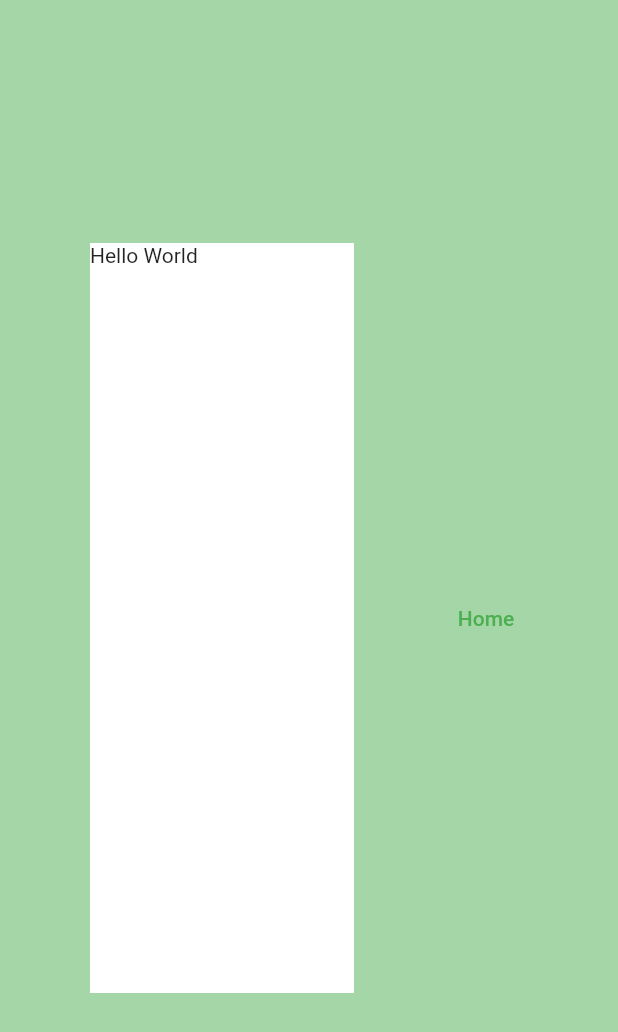
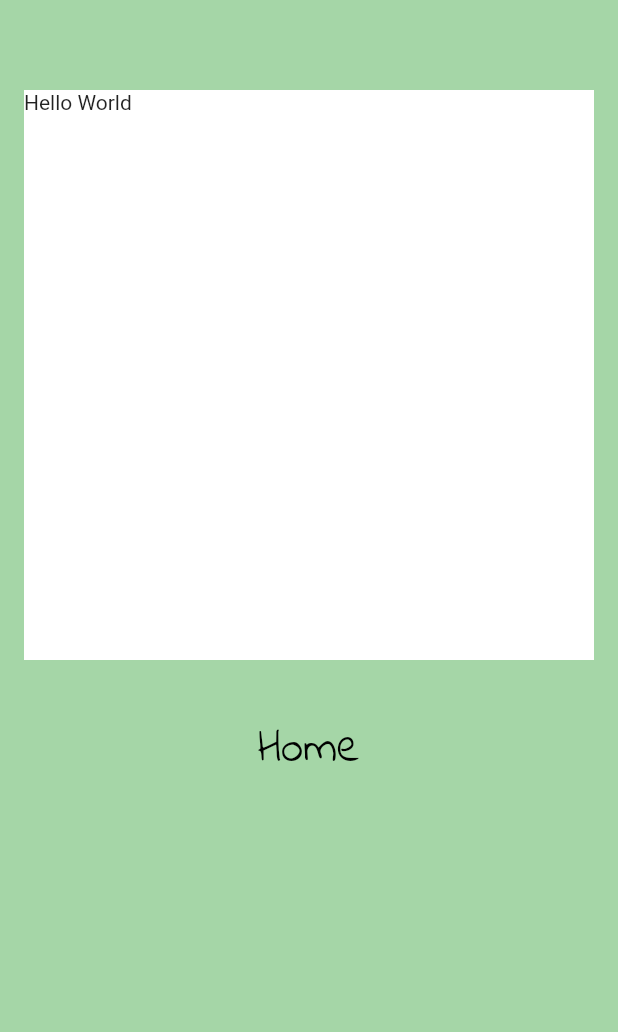
Before and after one commit to rodkristianrebarbas/hilowcardgameapp, a Flutter app: the ThirdScreen screen opened directly, on a phone screen of 412 x 824 dp. Shown: the top 1032 px of the screen. Run offline on Flutter 3.47's test engine with Material 2 defaults, Android fonts, the phone set to English and light mode, and no system bars; our stand-ins replace flip_card.

```diff
--- a/lib/stlesswidget.dart
+++ b/lib/stlesswidget.dart
@@ -94,29 +94,30 @@ class ThirdScreen extends StatelessWidget {
       body: SafeArea(
         child: ResponsiveWidget(
           mobile: Column(
-            mainAxisAlignment: MainAxisAlignment.center,
             children: [
+              const Padding(padding: EdgeInsets.only(top: 60)),
               Row(
                 mainAxisAlignment: MainAxisAlignment.center,
                 children: [
-                  const Padding(padding: EdgeInsets.all(30)),
-                  Expanded(
-                    child: Container(
+                    Container(
                       color: Colors.white,
-                      height: 500,
-                      width: 500,
+                      height: 380,
+                      width: 380,
                       child: const Text('Hello World'),
                     ),
+                ],
+              ),
+              const Padding(padding: EdgeInsets.only(top: 30)),
+              TextButton(
+                onPressed: () {},
+                child: const Text(
+                  'Home',
+                  style: TextStyle(
+                    fontFamily: 'IndieFlower',
+                    fontSize: 30,
+                    color: Colors.black,
                   ),
-                  Expanded(
-                    child: TextButton(
-                      onPressed: () {},
-                      child: const Text(
-                        'Home',
-                      ),
-                    ),
-                  ),
-                ],
+                ),
               ),
             ],
           ),
```
Also changed, not shown: pubspec.lock, 2 other files.
